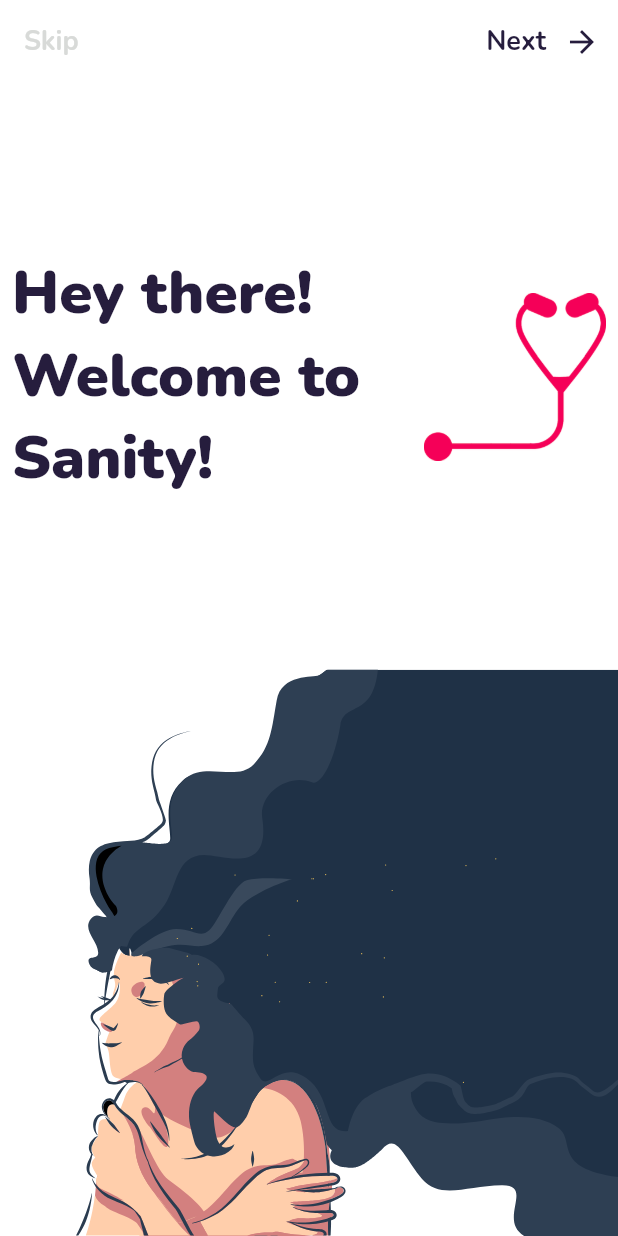
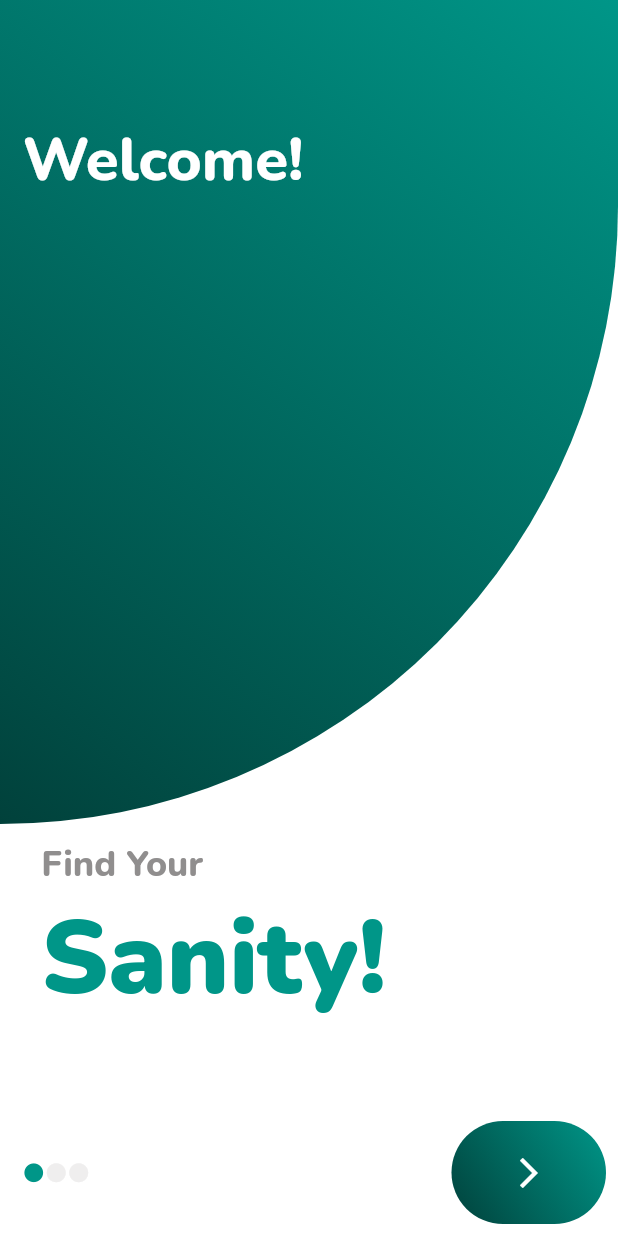
Before and after one commit to Anishh-Joshi/Sanity, a Flutter app: the screen it shows after launch, on a phone screen of 412 x 824 dp. Run offline on Flutter 3.47's test engine with Material 2 defaults, Android fonts, the phone set to English and light mode, and no system bars; our stand-ins replace dio, equatable, flutter_bloc, flutter_font_icons, lottie, shared_preferences.

Commit message:
indroduction refactored

```diff
--- a/lib/screens/introduction/app_information.dart.dart
+++ b/lib/screens/introduction/app_information.dart.dart
@@ -47,137 +47,118 @@ class _LoginInformationState extends State<LoginInformation> {
   @override
   Widget build(BuildContext context) {
     return Scaffold(
-        appBar: AppBar(
       backgroundColor: Colors.white,
-          elevation: 0,
-          title: index == 2
-              ? null
-              : GestureDetector(
-                  onTap: () {
-                    setState(() {
-                      index = 2;
-                    });
-                  },
+      body: Stack(
+        children: [
+          Container(
+            height: MediaQuery.of(context).size.height,
+          ),
+          AnimatedContainer(
+            duration: const Duration(milliseconds: 500),
+            decoration: const BoxDecoration(
+                gradient: LinearGradient(
+                  begin: Alignment.topRight,
+                  end: Alignment.bottomLeft,
+                  colors: [
+                    Colors.teal,
+                    Color.fromARGB(255, 1, 65, 59),
+                  ],
+                ),
+                borderRadius: BorderRadius.only(
+                    bottomLeft: Radius.circular(0),
+                    bottomRight: Radius.circular(500))),
+            height: MediaQuery.of(context).size.height / 1.5,
+            width: MediaQuery.of(context).size.width / 1,
+            child: Padding(
+              padding: const EdgeInsets.only(top: 80.0, left: 15),
               child: Text(
-                    "Skip ",
+                "Welcome!",
                 style: Theme.of(context)
                     .textTheme
-                        .headline3!
-                        .copyWith(color: Color.fromARGB(255, 216, 218, 216)),
+                    .headline2!
+                    .copyWith(color: Colors.white, fontSize: 40),
               ),
             ),
-          actions: index == 2
-              ? null
-              : [
-                  GestureDetector(
-                    onTap: () {
-                      if (index < 2) {
-                        setState(() {
-                          index++;
-                        });
-                      }
-                    },
-                    child: Row(
+          ),
+          Positioned(
+              bottom: MediaQuery.of(context).size.height / 6,
+              left: MediaQuery.of(context).size.width / 15,
+              child: Column(
+                crossAxisAlignment: CrossAxisAlignment.start,
+                mainAxisSize: MainAxisSize.min,
                 children: [
                   Text(
-                          "Next",
+                    "Find Your",
                     style: Theme.of(context)
                         .textTheme
-                              .headline3!
-                              .copyWith(color: AppColors.textColor()),
+                        .headline2!
+                        .copyWith(color: Color.fromARGB(255, 144, 142, 142)),
                   ),
-                        IconButton(
-                            onPressed: () {
-                              if (index < 2) {
-                                setState(() {
-                                  index++;
-                                });
-                              } else {
-                                Navigator.of(context).pushNamedAndRemoveUntil(
-                                    'login', (Route<dynamic> route) => false);
-                              }
-                            },
-                            icon: Icon(
-                              Icons.arrow_forward,
-                              color: AppColors.textColor(),
+                  Text(
+                    "Sanity!",
+                    style: Theme.of(context).textTheme.headline1!.copyWith(
+                        color: Colors.teal,
+                        fontSize: MediaQuery.of(context).size.height / 12),
+                  ),
+                ],
               )),
-                      ],
+          Positioned(
+              bottom: 0,
+              child: Container(
+                width: MediaQuery.of(context).size.width,
+                child: Padding(
+                  padding: const EdgeInsets.only(left: 15),
+                  child: Row(
+                      mainAxisAlignment: MainAxisAlignment.spaceBetween,
+                      children: [
+                        Row(
+                          children: const [
+                            Icon(
+                              Icons.circle,
+                              color: Colors.teal,
+                              size: 15,
                             ),
+                            Icon(
+                              Icons.circle,
+                              color: Color.fromARGB(255, 239, 238, 238),
+                              size: 15,
+                            ),
+                            Icon(
+                              Icons.circle,
+                              color: Color.fromARGB(255, 239, 238, 238),
+                              size: 15,
                             )
                           ],
                         ),
-        backgroundColor: Colors.white,
-        body: index == 2
-            ? Padding(
+                        Padding(
                           padding: const EdgeInsets.all(8.0),
-                child: Column(
-                  mainAxisAlignment: MainAxisAlignment.spaceAround,
-                  children: [
-                    Lottie.asset(infoData[index]['lottePath']),
-                    Text(
-                      infoData[index]['text'],
-                      style: Theme.of(context)
-                          .textTheme
-                          .headline2!
-                          .copyWith(color: AppColors.textColor()),
-                      textAlign: TextAlign.center,
-                    ),
-                    ElevatedButton(
-                        style: ElevatedButton.styleFrom(
-                            primary: AppColors.textColor(),
-                            shape: RoundedRectangleBorder(
-                                borderRadius: BorderRadius.circular(12))),
-                        onPressed: () {
-                          Navigator.pushNamedAndRemoveUntil(
-                              context, 'login', (route) => false);
-                        },
-                        child: SizedBox(
-                            width: double.infinity,
-                            child: Center(
-                              child: Text("Login/Register",
-                                  style: Theme.of(context)
-                                      .textTheme
-                                      .headline4!
-                                      .copyWith(color: Colors.white)),
-                            ))),
+                          child: GestureDetector(
+                            onTap: (){},
+                            child: Container(
+                              height: MediaQuery.of(context).size.height / 12,
+                              width: MediaQuery.of(context).size.width / 4,
+                              decoration: BoxDecoration(
+                                  gradient: const LinearGradient(
+                                    begin: Alignment.topRight,
+                                    end: Alignment.bottomLeft,
+                                    colors: [
+                                      Colors.teal,
+                                      Color.fromARGB(255, 1, 65, 59),
                                     ],
                                   ),
-              )
-            : Column(
-                children: [
-                  Padding(
-                    padding: const EdgeInsets.all(8.0),
-                    child: SizedBox(
-                      height: MediaQuery.of(context).size.height / 2.2,
-                      child: Row(children: [
-                        SizedBox(
-                          width: MediaQuery.of(context).size.width / 1.5,
-                          child: Text(infoData[index]['text'],
-                              style: Theme.of(context)
-                                  .textTheme
-                                  .headline1!
-                                  .copyWith(
-                                      fontSize: index == 0 ? 40 : 28,
-                                      color: AppColors.textColor())),
+                                  borderRadius: BorderRadius.circular(100)),
+                              child: const Icon(
+                                Icons.arrow_forward_ios,
+                                color: Colors.white,
                               ),
-                        const Expanded(
-                          child: Center(
-                            child: Image(
-                              image:
-                                  AssetImage('assets/logos/sanity_intro.png'),
                             ),
                           ),
                         )
                       ]),
                 ),
+              ))
+        ],
       ),
-                  Expanded(
-                    child: Container(
-                      child: Lottie.asset(infoData[index]['lottePath'],
-                          width: double.infinity, fit: BoxFit.cover),
-                    ),
-                  )
-                ],
-              ));
+    );
   }
 }
```
Lines whose indentation alone changed are shown as unchanged.
